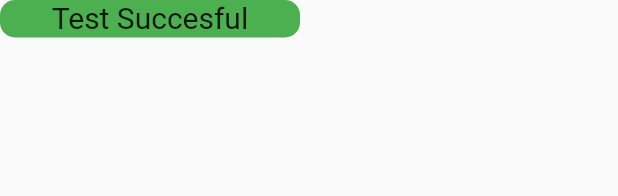
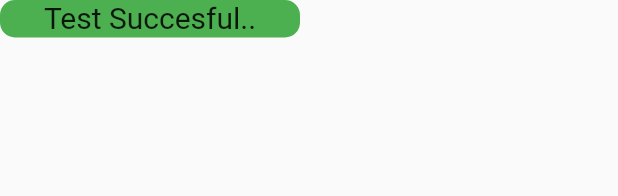
Before and after one commit to mohankrishna01/dockerapp-development, a Flutter app: the ShhLoginConnection widget shown alone on an empty page, opened directly, on a phone screen of 412 x 824 dp. Shown: the top 196 px of the screen. Run offline on Flutter 3.47's test engine with Material 2 defaults, Android fonts, the phone set to English and light mode, and no system bars; network calls fail.

Commit message:
version - 0.0.2.1

```diff
--- a/lib/Shhlogin/ShhConnectionResult.dart
+++ b/lib/Shhlogin/ShhConnectionResult.dart
@@ -10,7 +10,7 @@ class ShhLoginConnection extends StatelessWidget {
           height: 25.0,
           width: 200.0,
           child: Text(
-            "Test Succesful",
+            "Test Succesful..",
             textAlign: TextAlign.center,
             style: TextStyle(
               fontSize: 20.0,
```
